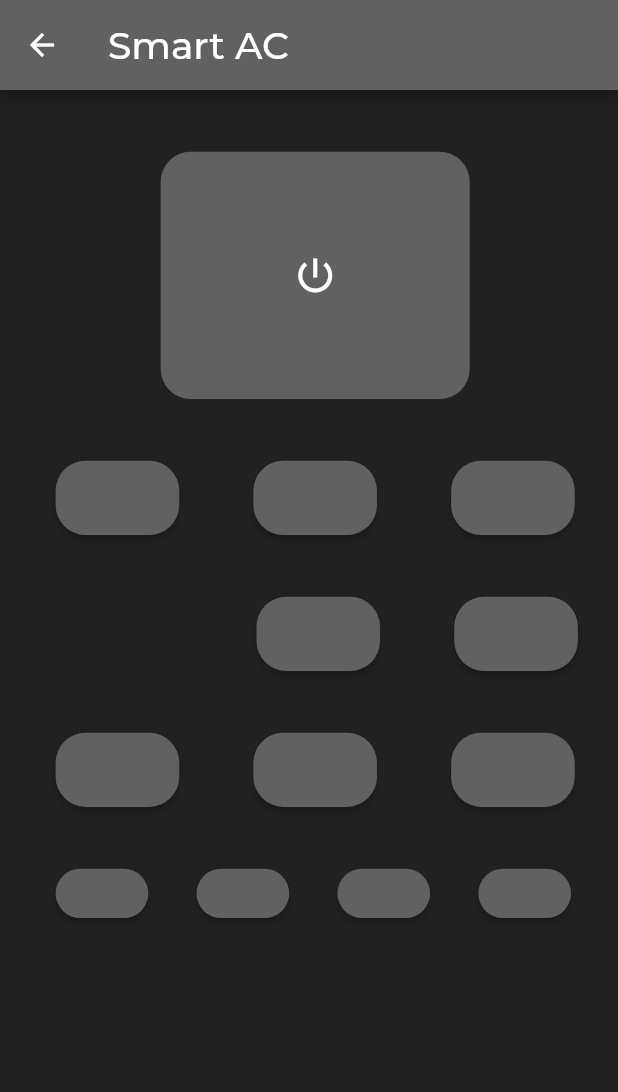
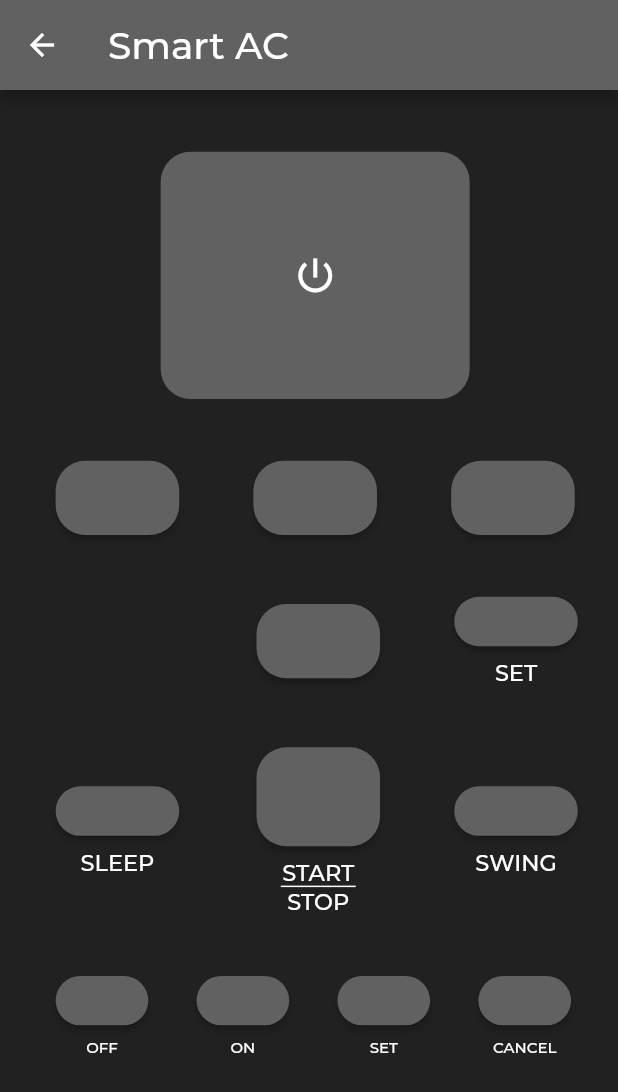
Before and after one commit to SarveshNayak/Smart-Home-App-Prototype, a Flutter app: the ScreenAc screen opened directly, on a phone screen of 412 x 824 dp. Shown: the top 1092 px of the screen. Run offline on Flutter 3.47's test engine with Material 2 defaults, Android fonts, the phone set to English and light mode, and no system bars; project files that could hold a hidden picture were left out.

Commit message:
Enter few text to the buttons

```diff
--- a/lib/screenAC.dart
+++ b/lib/screenAC.dart
@@ -37,21 +37,20 @@ class ScreenAca extends State<ScreenAc> {
                 Container(
                   width: MediaQuery.of(context).size.width * 0.5,
                   height: MediaQuery.of(context).size.height * 0.2,
-
                   decoration: BoxDecoration(
-                      color:Colors.grey[700],
+                      color: Colors.grey[700],
                       borderRadius: BorderRadius.all(Radius.circular(20))),
                   child: Icon(
                     Icons.power_settings_new,
                     color: Colors.white,
                     size: 30,
-                      ),),
+                  ),
+                ),
               ]),
               Container(
                 height: MediaQuery.of(context).size.height * 0.05,
               ),
-              Row(
-                children:[
+              Row(children: [
                 Container(
                   width: MediaQuery.of(context).size.width * 0.09,
                 ),
@@ -103,13 +102,11 @@ class ScreenAca extends State<ScreenAc> {
                       ),
                       onPressed: () {},
                     )),
-                ]
-              ),
+              ]),
               Container(
                 height: MediaQuery.of(context).size.height * 0.05,
               ),
-              Row(
-                children:[
+              Row(children: [
                 Container(
                   width: MediaQuery.of(context).size.width * 0.415,
                 ),
@@ -130,35 +127,14 @@ class ScreenAca extends State<ScreenAc> {
                 Container(
                   width: MediaQuery.of(context).size.width * 0.12,
                 ),
+                Column(
+                  children: [
                     Container(
                         width: MediaQuery.of(context).size.width * 0.2,
-                    height: MediaQuery.of(context).size.height * 0.06,
+                        height: MediaQuery.of(context).size.height * 0.04,
                         decoration: BoxDecoration(
-                        borderRadius: BorderRadius.all(Radius.circular(20))),
-                    child: ElevatedButton(
-                      style: ElevatedButton.styleFrom(
-                        primary: Colors.grey[700],
-                        shape: RoundedRectangleBorder(
-                          borderRadius: BorderRadius.circular(20.00),
-                        ),
-                      ),
-                      onPressed: () {},
-                    )),
-                ]
-              ),
-              Container(
-                height: MediaQuery.of(context).size.height * 0.05,
-              ),
-              Row(
-                children:[
-                  Container(
-                    width: MediaQuery.of(context).size.width * 0.09,
-                  ),
-                  Container(
-                    width: MediaQuery.of(context).size.width * 0.2,
-                    height: MediaQuery.of(context).size.height * 0.06,
-                    decoration: BoxDecoration(
-                        borderRadius: BorderRadius.all(Radius.circular(20))),
+                            borderRadius:
+                                BorderRadius.all(Radius.circular(20))),
                         child: ElevatedButton(
                           style: ElevatedButton.styleFrom(
                             primary: Colors.grey[700],
@@ -169,13 +145,34 @@ class ScreenAca extends State<ScreenAc> {
                           onPressed: () {},
                         )),
                     Container(
-                    width: MediaQuery.of(context).size.width * 0.12,
+                      height: MediaQuery.of(context).size.height * 0.01,
                     ),
+                    Text(
+                      "SET",
+                      style: TextStyle(
+                          fontSize: 15.00,
+                          color: Colors.white,
+                          fontFamily: 'Montserrat',
+                          fontWeight: FontWeight.w300),
+                    ),
+                  ],
+                ),
+              ]),
+              Container(
+                height: MediaQuery.of(context).size.height * 0.05,
+              ),
+              Row(children: [
+                Container(
+                  width: MediaQuery.of(context).size.width * 0.09,
+                ),
+                Column(
+                  children: [
                     Container(
                         width: MediaQuery.of(context).size.width * 0.2,
-                    height: MediaQuery.of(context).size.height * 0.06,
+                        height: MediaQuery.of(context).size.height * 0.04,
                         decoration: BoxDecoration(
-                        borderRadius: BorderRadius.all(Radius.circular(20))),
+                            borderRadius:
+                                BorderRadius.all(Radius.circular(20))),
                         child: ElevatedButton(
                           style: ElevatedButton.styleFrom(
                             primary: Colors.grey[700],
@@ -186,13 +183,29 @@ class ScreenAca extends State<ScreenAc> {
                           onPressed: () {},
                         )),
                     Container(
-                    width: MediaQuery.of(context).size.width * 0.12,
+                      height: MediaQuery.of(context).size.height * 0.01,
+                    ),
+                    Text(
+                      "SLEEP",
+                      style: TextStyle(
+                          fontSize: 15.00,
+                          color: Colors.white,
+                          fontFamily: 'Montserrat',
+                          fontWeight: FontWeight.w300),
+                    ),
+                  ],
                 ),
                 Container(
+                  width: MediaQuery.of(context).size.width * 0.125,
+                ),
+                Column(
+                  children: [
+                    Container(
                         width: MediaQuery.of(context).size.width * 0.2,
-                    height: MediaQuery.of(context).size.height * 0.06,
+                        height: MediaQuery.of(context).size.height * 0.08,
                         decoration: BoxDecoration(
-                        borderRadius: BorderRadius.all(Radius.circular(20))),
+                            borderRadius:
+                                BorderRadius.all(Radius.circular(20))),
                         child: ElevatedButton(
                           style: ElevatedButton.styleFrom(
                             primary: Colors.grey[700],
@@ -202,15 +215,74 @@ class ScreenAca extends State<ScreenAc> {
                           ),
                           onPressed: () {},
                         )),
-                ]
-              ),Container(
+                    Container(
+                      height: MediaQuery.of(context).size.height * 0.01,
+                    ),
+                    Text(
+                      "START",
+                      style: TextStyle(
+                          fontSize: 15.00,
+                          color: Colors.white,
+                          fontFamily: 'Montserrat',
+                          fontWeight: FontWeight.w300),
+                    ),
+                    Container(
+                      width: 50,
+                      height: 1,
+                      color: Colors.white,
+                    ),
+                    Text(
+                      "STOP",
+                      style: TextStyle(
+                          fontSize: 15.00,
+                          color: Colors.white,
+                          fontFamily: 'Montserrat',
+                          fontWeight: FontWeight.w300),
+                    ),
+                  ],
+                ),
+                Container(
+                  width: MediaQuery.of(context).size.width * 0.12,
+                ),
+                Column(
+                  children: [
+                    Container(
+                        width: MediaQuery.of(context).size.width * 0.2,
+                        height: MediaQuery.of(context).size.height * 0.04,
+                        decoration: BoxDecoration(
+                            borderRadius:
+                                BorderRadius.all(Radius.circular(20))),
+                        child: ElevatedButton(
+                          style: ElevatedButton.styleFrom(
+                            primary: Colors.grey[700],
+                            shape: RoundedRectangleBorder(
+                              borderRadius: BorderRadius.circular(20.00),
+                            ),
+                          ),
+                          onPressed: () {},
+                        )),
+                    Container(
+                      height: MediaQuery.of(context).size.height * 0.01,
+                    ),
+                    Text(
+                      "SWING",
+                      style: TextStyle(
+                          fontSize: 15.00,
+                          color: Colors.white,
+                          fontFamily: 'Montserrat',
+                          fontWeight: FontWeight.w300),
+                    ),
+                  ],
+                )
+              ]),
+              Container(
                 height: MediaQuery.of(context).size.height * 0.05,
               ),
-              Row(
-                children:[
+              Row(children: [
                 Container(
                   width: MediaQuery.of(context).size.width * 0.09,
                 ),
+                Column(children: [
                   Container(
                       width: MediaQuery.of(context).size.width * 0.15,
                       height: MediaQuery.of(context).size.height * 0.04,
@@ -226,8 +298,21 @@ class ScreenAca extends State<ScreenAc> {
                         onPressed: () {},
                       )),
                   Container(
+                    height: MediaQuery.of(context).size.height * 0.01,
+                  ),
+                  Text(
+                    "OFF",
+                    style: TextStyle(
+                        fontSize: 10.00,
+                        color: Colors.white,
+                        fontFamily: 'Montserrat',
+                        fontWeight: FontWeight.w300),
+                  ),
+                ]),
+                Container(
                   width: MediaQuery.of(context).size.width * 0.078,
                 ),
+                Column(children: [
                   Container(
                       width: MediaQuery.of(context).size.width * 0.15,
                       height: MediaQuery.of(context).size.height * 0.04,
@@ -243,8 +328,21 @@ class ScreenAca extends State<ScreenAc> {
                         onPressed: () {},
                       )),
                   Container(
+                    height: MediaQuery.of(context).size.height * 0.01,
+                  ),
+                  Text(
+                    "ON",
+                    style: TextStyle(
+                        fontSize: 10.00,
+                        color: Colors.white,
+                        fontFamily: 'Montserrat',
+                        fontWeight: FontWeight.w300),
+                  ),
+                ]),
+                Container(
                   width: MediaQuery.of(context).size.width * 0.078,
                 ),
+                Column(children: [
                   Container(
                       width: MediaQuery.of(context).size.width * 0.15,
                       height: MediaQuery.of(context).size.height * 0.04,
@@ -260,8 +358,21 @@ class ScreenAca extends State<ScreenAc> {
                         onPressed: () {},
                       )),
                   Container(
+                    height: MediaQuery.of(context).size.height * 0.01,
+                  ),
+                  Text(
+                    "SET",
+                    style: TextStyle(
+                        fontSize: 10.00,
+                        color: Colors.white,
+                        fontFamily: 'Montserrat',
+                        fontWeight: FontWeight.w300),
+                  ),
+                ]),
+                Container(
                   width: MediaQuery.of(context).size.width * 0.078,
                 ),
+                Column(children: [
                   Container(
                       width: MediaQuery.of(context).size.width * 0.15,
                       height: MediaQuery.of(context).size.height * 0.04,
@@ -276,8 +387,19 @@ class ScreenAca extends State<ScreenAc> {
                         ),
                         onPressed: () {},
                       )),
-                ]
+                  Container(
+                    height: MediaQuery.of(context).size.height * 0.01,
                   ),
+                  Text(
+                    "CANCEL",
+                    style: TextStyle(
+                        fontSize: 10.00,
+                        color: Colors.white,
+                        fontFamily: 'Montserrat',
+                        fontWeight: FontWeight.w300),
+                  ),
+                ])
+              ]),
             ])));
   }
 }
```
Lines whose indentation alone changed are shown as unchanged.
